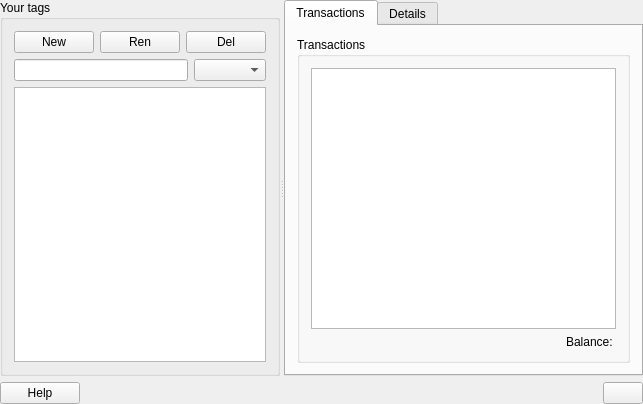
This is kmymoney/views/ktagsview.ui in KDE/kmymoney as Qt 5 draws it before an edit. The edited form follows.
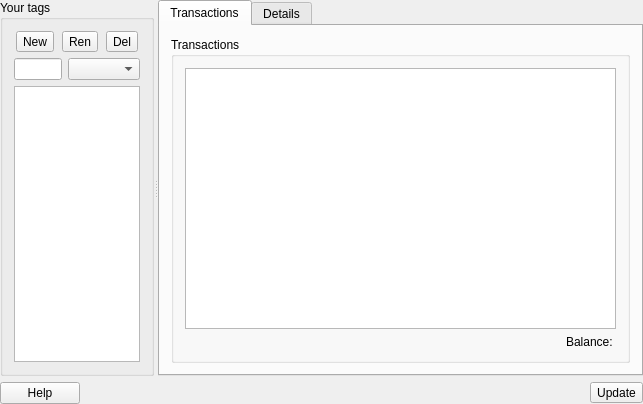
This is the edited form. Custom widgets are drawn as their Qt base class.

The edit to the form file:
```diff
--- a/kmymoney/views/ktagsview.ui
+++ b/kmymoney/views/ktagsview.ui
@@ -47,12 +47,12 @@
          <item>
           <layout class="QHBoxLayout">
            <item>
-            <widget class="QPushButton" name="m_newButton">
-             <property name="toolTip">
-              <string>Creates a new tag</string>
-             </property>
-             <property name="whatsThis">
-              <string>Use this to create a new tag.</string>
+            <widget class="QToolButton" name="m_newButton">
+             <property name="sizePolicy">
+              <sizepolicy hsizetype="Fixed" vsizetype="Fixed">
+               <horstretch>0</horstretch>
+               <verstretch>0</verstretch>
+              </sizepolicy>
              </property>
              <property name="text">
               <string comment="New payee">New</string>
@@ -60,12 +60,12 @@
             </widget>
            </item>
            <item>
-            <widget class="QPushButton" name="m_renameButton">
-             <property name="toolTip">
-              <string>Rename the current selected tag</string>
-             </property>
-             <property name="whatsThis">
-              <string>Use this to start renaming the selected tag.</string>
+            <widget class="QToolButton" name="m_renameButton">
+             <property name="sizePolicy">
+              <sizepolicy hsizetype="Fixed" vsizetype="Fixed">
+               <horstretch>0</horstretch>
+               <verstretch>0</verstretch>
+              </sizepolicy>
              </property>
              <property name="text">
               <string>Ren</string>
@@ -73,12 +73,12 @@
             </widget>
            </item>
            <item>
-            <widget class="QPushButton" name="m_deleteButton">
-             <property name="toolTip">
-              <string>Delete the current selected tag</string>
-             </property>
-             <property name="whatsThis">
-              <string>Use this to delete the selected tag.</string>
+            <widget class="QToolButton" name="m_deleteButton">
+             <property name="sizePolicy">
+              <sizepolicy hsizetype="Fixed" vsizetype="Fixed">
+               <horstretch>0</horstretch>
+               <verstretch>0</verstretch>
+              </sizepolicy>
              </property>
              <property name="text">
               <string>Del</string>
@@ -328,9 +328,9 @@
         </spacer>
        </item>
        <item>
-        <widget class="QPushButton" name="m_updateButton">
+        <widget class="QToolButton" name="m_updateButton">
          <property name="sizePolicy">
-          <sizepolicy hsizetype="Minimum" vsizetype="Fixed">
+          <sizepolicy hsizetype="Preferred" vsizetype="Fixed">
            <horstretch>0</horstretch>
            <verstretch>0</verstretch>
           </sizepolicy>
@@ -342,7 +342,10 @@
           <string>Use this to accept the modified data.</string>
          </property>
          <property name="text">
-          <string/>
+          <string>Update</string>
+         </property>
+         <property name="toolButtonStyle">
+          <enum>Qt::ToolButtonTextBesideIcon</enum>
          </property>
         </widget>
        </item>
```
Left out of the diff: 11 changed lines with no effect on the pictures.
